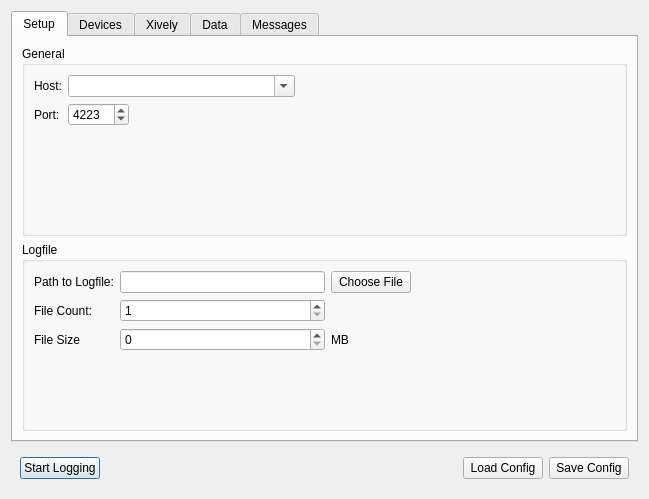
First picture: the form in src/brickv/ui/logger_setup.ui, repository D4wN/brickv, before the edit.
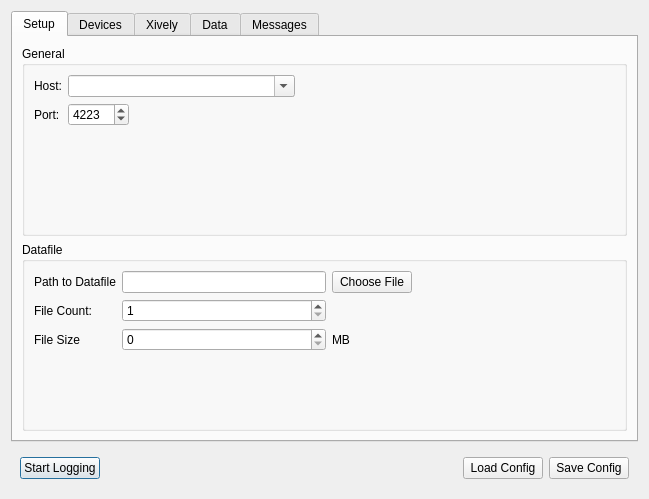
Second picture: the form after the edit.

Commit message: changed some names and added new constant in EventLogger

```diff
--- a/src/brickv/ui/logger_setup.ui
+++ b/src/brickv/ui/logger_setup.ui
@@ -232,7 +232,7 @@
               <bool>true</bool>
              </property>
              <property name="title">
-              <string>Logfile</string>
+              <string>Datafile</string>
              </property>
              <layout class="QGridLayout" name="gridLayout_3">
               <item row="2" column="2">
@@ -245,7 +245,7 @@
               <item row="0" column="0">
                <widget class="QLabel" name="label_3">
                 <property name="text">
-                 <string>Path to Logfile:</string>
+                 <string>Path to Datafile</string>
                 </property>
                </widget>
               </item>
```
The commit also changes 1 other file.
